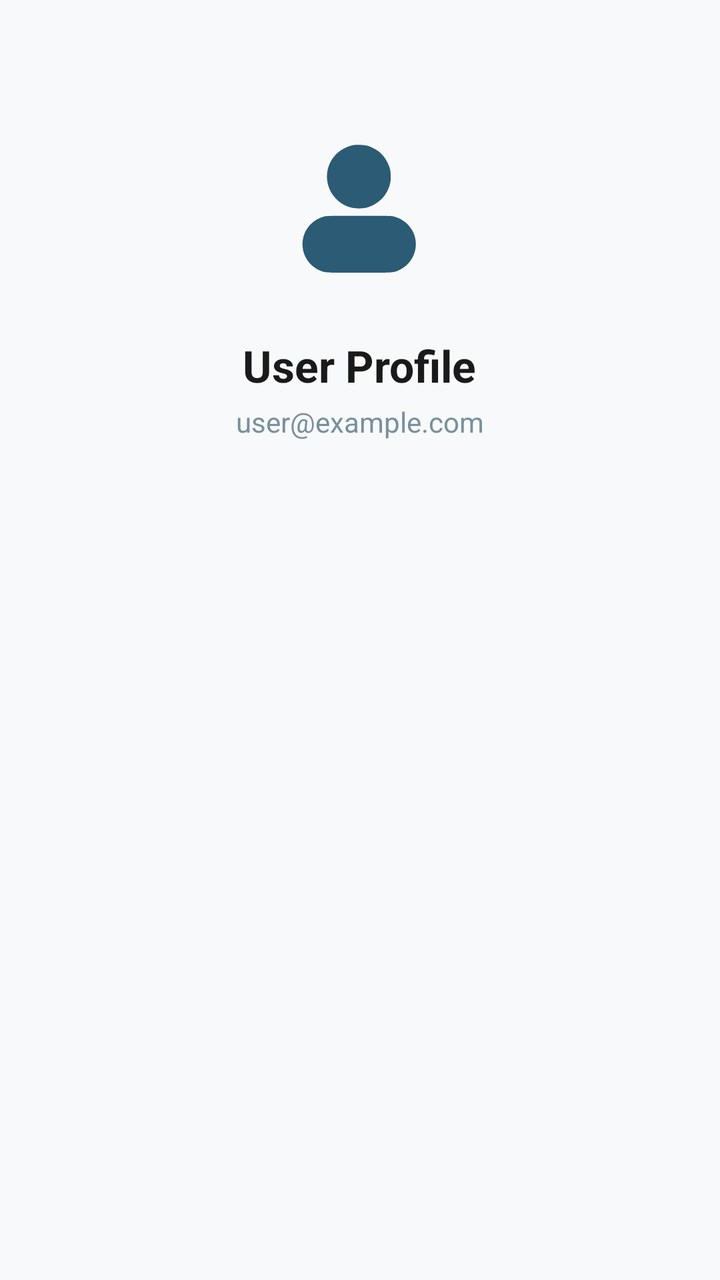
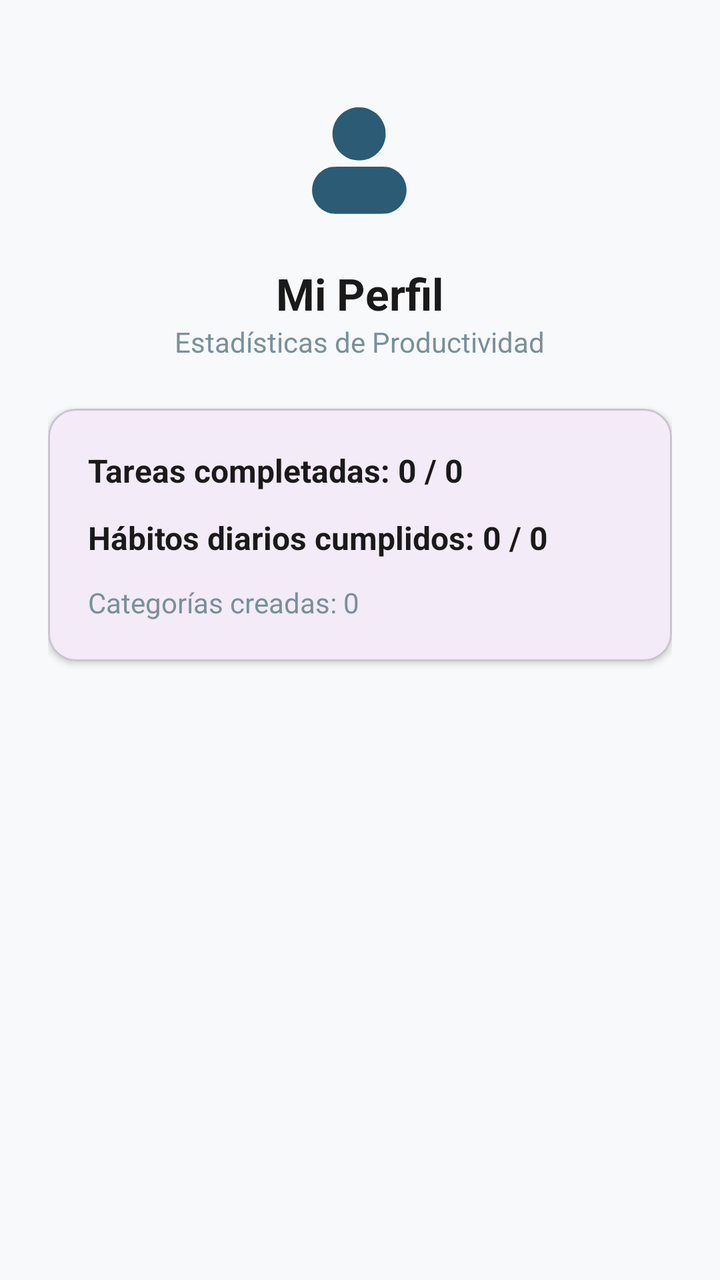

Compare the two renders of this Android layout. The source of the first and the diff that turns it into the second are given below.
<!-- AndroidManifest.xml: application theme Theme.Act1PGL -->
<!-- res/layout/fragment_profile.xml -->
<?xml version="1.0" encoding="utf-8"?>
<LinearLayout xmlns:android="http://schemas.android.com/apk/res/android"
    android:layout_width="match_parent"
    android:layout_height="match_parent"
    android:gravity="center_horizontal"
    android:orientation="vertical"
    android:padding="24dp"
    android:background="#F8F9FA">

    <ImageView
        android:layout_width="96dp"
        android:layout_height="96dp"
        android:layout_marginTop="32dp"
        android:src="@drawable/ic_profile"
        android:tint="#2B5B75" />

    <TextView
        android:layout_width="wrap_content"
        android:layout_height="wrap_content"
        android:layout_marginTop="16dp"
        android:text="User Profile"
        android:textColor="#1A1A1A"
        android:textSize="22sp"
        android:textStyle="bold" />

    <TextView
        android:layout_width="wrap_content"
        android:layout_height="wrap_content"
        android:layout_marginTop="4dp"
        android:text="user@example.com"
        android:textColor="#78909C"
        android:textSize="14sp" />
</LinearLayout>
<!-- resources referenced by this layout -->
<resources>
  <!-- drawable ic_profile (drawable) -->
  <vector xmlns:android="http://schemas.android.com/apk/res/android"
      android:width="512dp"
      android:height="512dp"
      android:viewportWidth="512"
      android:viewportHeight="512">
    <path
        android:pathData="M239.8,88c-54.7,10 -85.6,64.5 -65.7,116 9.7,25.3 34.1,45.9 61.3,51.7 10.4,2.2 28.1,1.9 38.1,-0.6 31.5,-8.2 55.1,-32.2 62.6,-63.8 1.8,-7.4 2,-11 1.7,-22.3 -0.4,-11.8 -0.9,-14.7 -3.7,-23 -5.4,-15.9 -14.5,-29.3 -27,-39.7 -7.5,-6.2 -23.5,-14.3 -33.1,-16.8 -7.6,-1.9 -27.4,-2.8 -34.2,-1.5z"
        android:fillColor="#000000"
        android:strokeColor="#00000000"/>
    <path
        android:pathData="M159.2,279.1c-24.5,6.6 -44.8,25.4 -52.6,48.9 -12.8,38.5 6.3,80.1 43.5,94.9 14.5,5.7 12.3,5.6 103.4,5.6 94.6,-0 92,0.2 108.2,-7.6 36.3,-17.3 52.8,-59.8 37.7,-96.9 -8.8,-21.8 -29,-39.3 -51.8,-45 -7.6,-1.9 -11.3,-2 -94.5,-1.9 -82.9,-0 -86.9,0.1 -93.9,2z"
        android:fillColor="#000000"
        android:strokeColor="#00000000"/>
  </vector>
  <style name="Theme.Act1PGL" parent="Base.Theme.Act1PGL" />
  <style name="Base.Theme.Act1PGL" parent="Theme.Material3.DayNight.NoActionBar">
          
          
      </style>
</resources>

<!-- the commit's change to res/layout/fragment_profile.xml (unified diff, before → after) -->
@@ -1,24 +1,25 @@
 <?xml version="1.0" encoding="utf-8"?>
 <LinearLayout xmlns:android="http://schemas.android.com/apk/res/android"
+    xmlns:app="http://schemas.android.com/apk/res-auto"
     android:layout_width="match_parent"
     android:layout_height="match_parent"
+    android:background="#F8F9FA"
     android:gravity="center_horizontal"
     android:orientation="vertical"
-    android:padding="24dp"
-    android:background="#F8F9FA">
+    android:padding="24dp">
 
     <ImageView
-        android:layout_width="96dp"
-        android:layout_height="96dp"
-        android:layout_marginTop="32dp"
+        android:layout_width="80dp"
+        android:layout_height="80dp"
+        android:layout_marginTop="16dp"
         android:src="@drawable/ic_profile"
         android:tint="#2B5B75" />
 
     <TextView
         android:layout_width="wrap_content"
         android:layout_height="wrap_content"
-        android:layout_marginTop="16dp"
-        android:text="User Profile"
+        android:layout_marginTop="12dp"
+        android:text="Mi Perfil"
         android:textColor="#1A1A1A"
         android:textSize="22sp"
         android:textStyle="bold" />
@@ -26,8 +27,52 @@
     <TextView
         android:layout_width="wrap_content"
         android:layout_height="wrap_content"
-        android:layout_marginTop="4dp"
-        android:text="user@example.com"
+        android:text="Estadísticas de Productividad"
         android:textColor="#78909C"
         android:textSize="14sp" />
+
+    
+    <com.google.android.material.card.MaterialCardView
+        android:layout_width="match_parent"
+        android:layout_height="wrap_content"
+        android:layout_marginTop="24dp"
+        app:cardCornerRadius="14dp"
+        app:cardElevation="2dp">
+
+        <LinearLayout
+            android:layout_width="match_parent"
+            android:layout_height="wrap_content"
+            android:orientation="vertical"
+            android:padding="20dp">
+
+            <TextView
+                android:id="@+id/tv_stats_tasks"
+                android:layout_width="wrap_content"
+                android:layout_height="wrap_content"
+                android:text="Tareas completadas: 0 / 0"
+                android:textColor="#1A1A1A"
+                android:textSize="16sp"
+                android:textStyle="bold" />
+
+            <TextView
+                android:id="@+id/tv_stats_habits"
+                android:layout_width="wrap_content"
+                android:layout_height="wrap_content"
+                android:layout_marginTop="12dp"
+                android:text="Hábitos diarios cumplidos: 0 / 0"
+                android:textColor="#1A1A1A"
+                android:textSize="16sp"
+                android:textStyle="bold" />
+
+            <TextView
+                android:id="@+id/tv_stats_categories"
+                android:layout_width="wrap_content"
+                android:layout_height="wrap_content"
+                android:layout_marginTop="12dp"
+                android:text="Categorías creadas: 0"
+                android:textColor="#78909C"
+                android:textSize="14sp" />
+
+        </LinearLayout>
+    </com.google.android.material.card.MaterialCardView>
 </LinearLayout>
